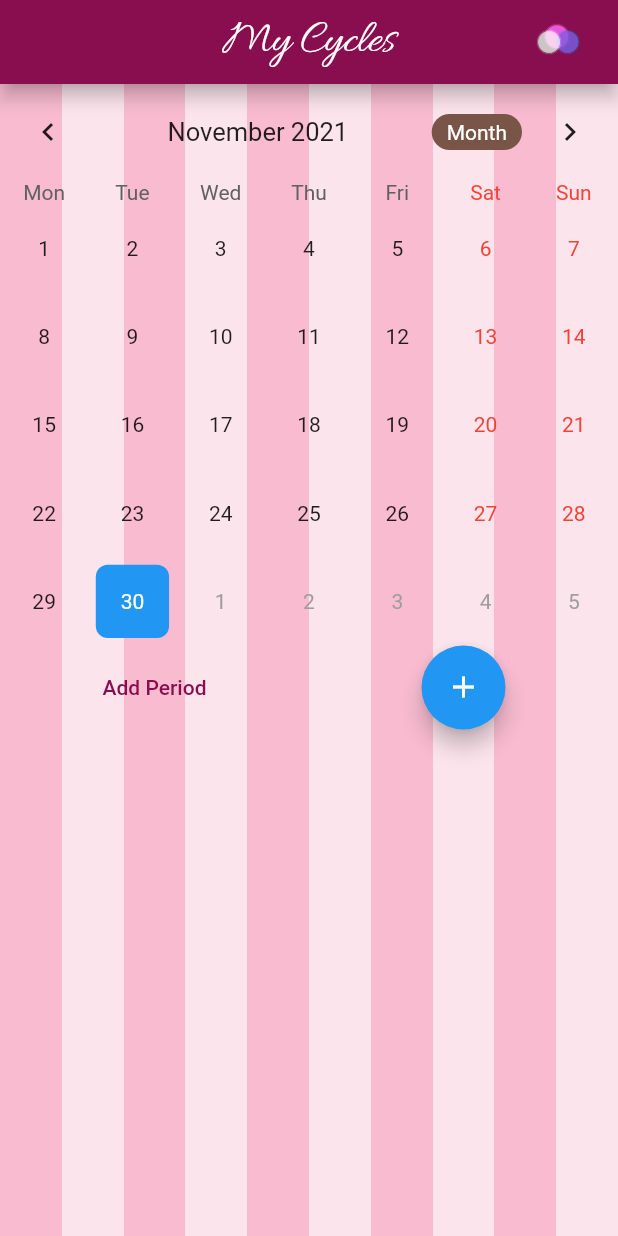
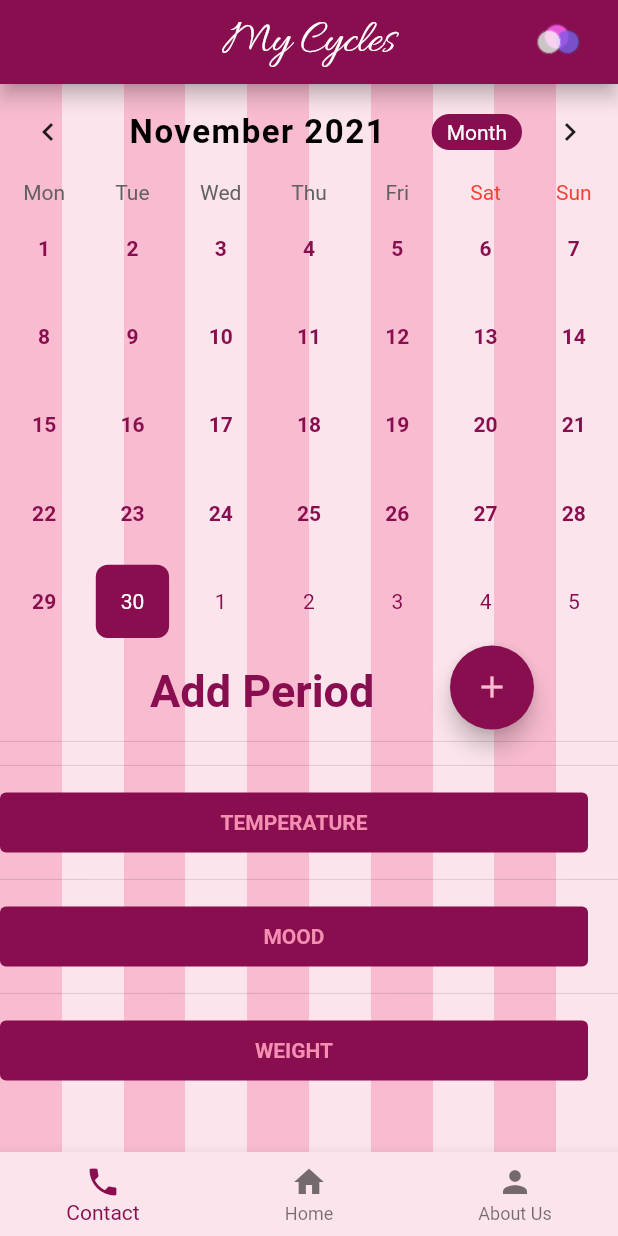
Before and after one commit to poojakaulgud/MyCycles, a Flutter app: the screen it shows after launch, on a phone screen of 412 x 824 dp. Run offline on Flutter 3.47's test engine with Material 2 defaults, Android fonts, the phone set to English and light mode, and no system bars; drawn by our look-alikes of table_calendar.

Commit message:
homepage version2

```diff
--- a/lib/main.dart
+++ b/lib/main.dart
@@ -104,16 +104,27 @@ class _MyCycleState extends State<MyCycles> {
               TableCalendar(
                 initialCalendarFormat: CalendarFormat.month,
                 calendarStyle: CalendarStyle(
-                    todayColor: Colors.blue,
+                    weekendStyle: TextStyle(
+                        color: Colors.pink[900], fontWeight: FontWeight.bold),
+                    outsideStyle: TextStyle(color: Colors.pink[900]),
+                    outsideWeekendStyle: TextStyle(color: Colors.pink[900]),
+                    weekdayStyle: TextStyle(
+                        color: Colors.pink[900], fontWeight: FontWeight.bold),
+                    todayColor: Colors.pink[900],
                     selectedColor: Theme.of(context).primaryColor,
                     todayStyle: TextStyle(
                         fontWeight: FontWeight.bold,
-                        fontSize: 22.0,
+                        fontSize: 20.0,
                         color: Colors.white)),
                 headerStyle: HeaderStyle(
                   centerHeaderTitle: true,
+                  titleTextStyle: TextStyle(
+                      color: Colors.black,
+                      fontWeight: FontWeight.bold,
+                      letterSpacing: 1,
+                      fontSize: 22.0),
                   formatButtonDecoration: BoxDecoration(
-                    color: Colors.brown,
+                    color: Colors.pink[900],
                     borderRadius: BorderRadius.circular(22.0),
                   ),
                   formatButtonTextStyle: TextStyle(color: Colors.white),
@@ -128,7 +139,8 @@ class _MyCycleState extends State<MyCycles> {
                       margin: const EdgeInsets.all(5.0),
                       alignment: Alignment.center,
                       decoration: BoxDecoration(
-                          color: Theme.of(context).primaryColor,
+                          // color: Theme.of(context).primaryColor,
+                          color: Colors.pink[900],
                           borderRadius: BorderRadius.circular(8.0)),
                       child: Text(
                         date.day.toString(),
@@ -138,7 +150,7 @@ class _MyCycleState extends State<MyCycles> {
                       margin: const EdgeInsets.all(5.0),
                       alignment: Alignment.center,
                       decoration: BoxDecoration(
-                          color: Colors.blue,
+                          color: Colors.pink[900],
                           borderRadius: BorderRadius.circular(8.0)),
                       child: Text(
                         date.day.toString(),
@@ -151,20 +163,93 @@ class _MyCycleState extends State<MyCycles> {
                 children: [
                   Row(
                     children: <Widget>[
-                      Expanded(
-                          child: TextButton(
-                        onPressed: () {},
-                        child: Text("Add Period"),
-                        style: TextButton.styleFrom(
-                          primary: Colors.pink[900],
-                        ),
-                      )),
-                      Expanded(
+                      SizedBox(
+                          height: 50,
+                          width: 300,
+                          child: Padding(
+                              padding: EdgeInsets.fromLTRB(100, 10, 40, 10),
+                              child: Text("Add Period",
+                                  style: TextStyle(
+                                      fontSize: 30,
+                                      color: Colors.pink[900],
+                                      fontWeight: FontWeight.bold)))),
+                      SizedBox(
                         child: FloatingActionButton(
                           onPressed: () {},
-                          child: Icon(Icons.add),
+                          backgroundColor: Colors.pink[900],
+                          child: Icon(Icons.add, color: Colors.pink[100]),
                         ),
                       )
+                    ],
+                  ),
+                  Divider(),
+                  Divider(),
+                  Row(
+                    children: <Widget>[
+                      SizedBox(
+                          height: 60,
+                          width: 392,
+                          child: Padding(
+                              padding: EdgeInsets.fromLTRB(0, 10, 0, 10),
+                              child: TextButton(
+                                  style: ButtonStyle(
+                                    backgroundColor:
+                                        MaterialStateProperty.all<Color>(
+                                            Colors.pink[900]),
+                                  ),
+                                  onPressed: () {},
+                                  child: Text(
+                                    "TEMPERATURE",
+                                    style: TextStyle(
+                                        color: Colors.pink[200],
+                                        fontWeight: FontWeight.bold),
+                                  )))),
+                    ],
+                  ),
+                  Divider(),
+                  Row(
+                    children: <Widget>[
+                      SizedBox(
+                          height: 60,
+                          width: 392,
+                          child: Padding(
+                              padding: EdgeInsets.fromLTRB(0, 10, 0, 10),
+                              child: TextButton(
+                                  style: ButtonStyle(
+                                    backgroundColor:
+                                        MaterialStateProperty.all<Color>(
+                                            Colors.pink[900]),
+                                  ),
+                                  onPressed: () {},
+                                  child: Text(
+                                    "MOOD",
+                                    style: TextStyle(
+                                        color: Colors.pink[200],
+                                        fontWeight: FontWeight.bold),
+                                  )))),
+                    ],
+                  ),
+                  Divider(),
+                  Row(
+                    children: <Widget>[
+                      SizedBox(
+                          height: 60,
+                          width: 392,
+                          child: Padding(
+                              padding: EdgeInsets.fromLTRB(0, 10, 0, 10),
+                              child: TextButton(
+                                  style: ButtonStyle(
+                                    backgroundColor:
+                                        MaterialStateProperty.all<Color>(
+                                            Colors.pink[900]),
+                                  ),
+                                  onPressed: () {},
+                                  child: Text(
+                                    "WEIGHT",
+                                    style: TextStyle(
+                                        color: Colors.pink[200],
+                                        fontWeight: FontWeight.bold),
+                                  )))),
                     ],
                   ),
                 ],
@@ -173,6 +258,17 @@ class _MyCycleState extends State<MyCycles> {
           ),
         ),
       ),
+      bottomNavigationBar: BottomNavigationBar(
+        backgroundColor: Colors.pink[50],
+        selectedItemColor: Colors.pink[900],
+        items: [
+          BottomNavigationBarItem(
+              icon: Icon(Icons.phone), title: Text("Contact")),
+          BottomNavigationBarItem(icon: Icon(Icons.home), title: Text("Home")),
+          BottomNavigationBarItem(
+              icon: Icon(Icons.person), title: Text("About Us")),
+        ],
+      ),
       // This trailing comma makes auto-formatting nicer for build methods.
     );
   }
```
